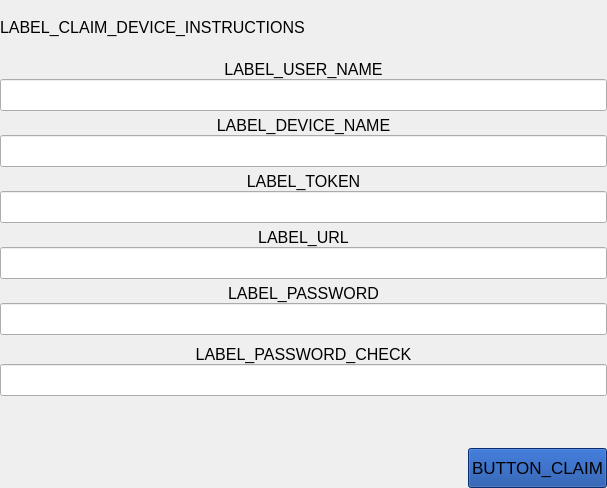
This is parsec/core/gui/forms/claim_device_widget.ui in Scille/parsec-cloud as Qt 5 draws it before an edit. The edited form follows.
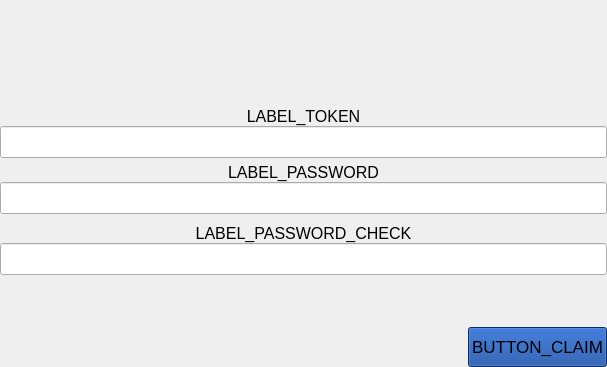
This is the edited form. Custom widgets are drawn as their Qt base class.

Commit message: [GUI] Changed the way claim/bootstrap is done

```diff
--- a/parsec/core/gui/forms/claim_device_widget.ui
+++ b/parsec/core/gui/forms/claim_device_widget.ui
@@ -7,7 +7,7 @@
     <x>0</x>
     <y>0</y>
     <width>607</width>
-    <height>488</height>
+    <height>367</height>
    </rect>
   </property>
   <property name="sizePolicy">
@@ -58,7 +58,7 @@
       </font>
      </property>
      <property name="text">
-      <string>LABEL_CLAIM_DEVICE_INSTRUCTIONS</string>
+      <string/>
      </property>
      <property name="scaledContents">
       <bool>false</bool>
@@ -98,86 +98,6 @@
       <property name="bottomMargin">
        <number>0</number>
       </property>
-      <item>
-       <layout class="QVBoxLayout" name="verticalLayout_5">
-        <property name="spacing">
-         <number>0</number>
-        </property>
-        <item>
-         <widget class="QLabel" name="label">
-          <property name="font">
-           <font>
-            <pointsize>12</pointsize>
-           </font>
-          </property>
-          <property name="styleSheet">
-           <string notr="true"/>
-          </property>
-          <property name="text">
-           <string>LABEL_USER_NAME</string>
-          </property>
-          <property name="alignment">
-           <set>Qt::AlignCenter</set>
-          </property>
-         </widget>
-        </item>
-        <item>
-         <widget class="QLineEdit" name="line_edit_login">
-          <property name="minimumSize">
-           <size>
-            <width>0</width>
-            <height>32</height>
-           </size>
-          </property>
-          <property name="font">
-           <font>
-            <pointsize>12</pointsize>
-           </font>
-          </property>
-         </widget>
-        </item>
-       </layout>
-      </item>
-      <item>
-       <layout class="QVBoxLayout" name="verticalLayout_6">
-        <property name="spacing">
-         <number>0</number>
-        </property>
-        <item>
-         <widget class="QLabel" name="label_7">
-          <property name="font">
-           <font>
-            <pointsize>12</pointsize>
-           </font>
-          </property>
-          <property name="styleSheet">
-           <string notr="true"/>
-          </property>
-          <property name="text">
-           <string>LABEL_DEVICE_NAME</string>
-          </property>
-          <property name="alignment">
-           <set>Qt::AlignCenter</set>
-          </property>
-         </widget>
-        </item>
-        <item>
-         <widget class="QLineEdit" name="line_edit_device">
-          <property name="minimumSize">
-           <size>
-            <width>0</width>
-            <height>32</height>
-           </size>
-          </property>
-          <property name="font">
-           <font>
-            <pointsize>12</pointsize>
-           </font>
-          </property>
-         </widget>
-        </item>
-       </layout>
-      </item>
       <item>
        <layout class="QVBoxLayout" name="verticalLayout_7">
         <property name="spacing">
@@ -218,43 +138,6 @@
         </item>
        </layout>
       </item>
-      <item>
-       <layout class="QVBoxLayout" name="verticalLayout_10">
-        <property name="spacing">
-         <number>0</number>
-        </property>
-        <item>
-         <widget class="QLabel" name="label_3">
-          <property name="font">
-           <font>
-            <pointsize>12</pointsize>
-           </font>
-          </property>
-          <property name="text">
-           <string>LABEL_URL</string>
-          </property>
-          <property name="alignment">
-           <set>Qt::AlignCenter</set>
-          </property>
-         </widget>
-        </item>
-        <item>
-         <widget class="QLineEdit" name="line_edit_url">
-          <property name="minimumSize">
-           <size>
-            <width>0</width>
-            <height>32</height>
-           </size>
-          </property>
-          <property name="font">
-           <font>
-            <pointsize>12</pointsize>
-           </font>
-          </property>
-         </widget>
-        </item>
-       </layout>
-      </item>
       <item>
        <widget class="QWidget" name="widget_password" native="true">
         <layout class="QVBoxLayout" name="verticalLayout_2">
```
Left out of the diff: 2 changed lines with no effect on the pictures. The commit also changes 19 other files.
